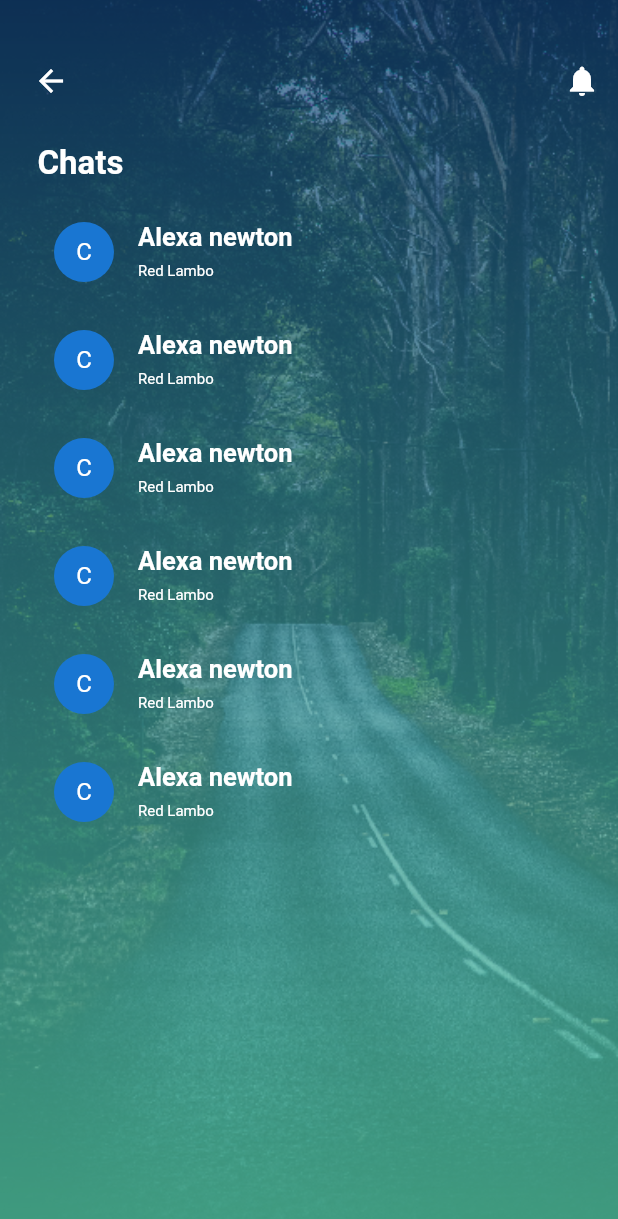
After one commit to srikanth7785/Infotact1, a Flutter app: the ChatScreen screen opened directly, on a phone screen of 412 x 824 dp. The commit adds this screen. Shown: the top 1219 px of the screen. Run offline on Flutter 3.47's test engine with Material 2 defaults, Android fonts, the phone set to English and light mode, and no system bars; our stand-ins replace geolocator, google_maps_flutter; missing offline and left inert: google_map_polyline, permission.

Commit message:
First Task

```diff
--- /dev/null
+++ b/lib/Screens/ChatScreen.dart
@@ -0,0 +1,97 @@
+import 'package:flutter/material.dart';
+
+class ChatScreen extends StatefulWidget {
+  @override
+  _ChatScreenState createState() => _ChatScreenState();
+}
+
+class _ChatScreenState extends State<ChatScreen> {
+  @override
+  Widget build(BuildContext context) {
+    Size size = MediaQuery.of(context).size;
+    return Scaffold(
+      body: Container(
+        width: size.width,
+        height: size.height,
+        decoration: BoxDecoration(
+          image: DecorationImage(
+            image: AssetImage("assets/6.png"),
+            fit: BoxFit.cover,
+          ),
+        ),
+        child: ListView(
+          children: <Widget>[
+            Row(
+              mainAxisAlignment: MainAxisAlignment.spaceBetween,
+              children: <Widget>[
+                Padding(
+                  padding: const EdgeInsets.only(top: 30.0, left: 10.0),
+                  child: Align(
+                    alignment: Alignment.topLeft,
+                    child: IconButton(
+                      icon: Icon(
+                        Icons.arrow_back,
+                        color: Colors.white,
+                      ),
+                      onPressed: () {
+                        Navigator.pop(context);
+                      },
+                    ),
+                  ),
+                ),
+                Padding(
+                  padding: const EdgeInsets.only(
+                    top: 30.0,
+                  ),
+                  child: Align(
+                    alignment: Alignment.topLeft,
+                    child: IconButton(
+                      icon: Icon(
+                        Icons.notifications,
+                        color: Colors.white,
+                      ),
+                      onPressed: () {
+                        Navigator.pop(context);
+                      },
+                    ),
+                  ),
+                ),
+              ],
+            ),
+
+            Padding(
+              padding: const EdgeInsets.only(top: 18.0, left: 25.0),
+              child: Text("Chats",style: TextStyle(color: Colors.white, fontSize: 22.0, fontWeight: FontWeight.bold),),
+            ),
+            SizedBox(height:10),
+            Padding(
+              padding: const EdgeInsets.only(left: 20.0),
+              child: ListTile(
+                leading: CircleAvatar(child: Text("C"),),
+                title: Text("Alexa newton",style: TextStyle(color: Colors.white, fontSize: 17.0, fontWeight: FontWeight.bold),),
+                subtitle: Text("Red Lambo",style: TextStyle(color: Colors.white, fontSize: 10.0, fontWeight: FontWeight.normal),),
+              ),
+            ),
+            driverTile(),
+            driverTile(),
+            driverTile(),
+            driverTile(),
+            driverTile(),
+          ],
+        ),
+      ),
+    );
+  }
+
+  driverTile(){
+    return Padding(
+      padding: const EdgeInsets.only(left: 20.0),
+      child: ListTile(
+        leading: CircleAvatar(child: Text("C"),),
+        title: Text("Alexa newton",style: TextStyle(color: Colors.white, fontSize: 17.0, fontWeight: FontWeight.bold),),
+        subtitle: Text("Red Lambo",style: TextStyle(color: Colors.white, fontSize: 10.0, fontWeight: FontWeight.normal),),
+      ),
+    );
+  }
+
+}
--- a/lib/Screens/home.dart
+++ b/lib/Screens/home.dart
@@ -1,4 +1,5 @@
 import 'package:flutter/material.dart';
+import 'package:sample_project/Screens/ChatScreen.dart';
 import 'package:sample_project/Screens/map.dart';
 
 import 'SelectCat.dart';
@@ -19,6 +20,11 @@ class _HomeState extends State<Home> {
 
     return Scaffold(
         bottomNavigationBar: CurvedNavigationBar(
+          onTap: (i){
+            print(i);
+            if(i == 0)
+              Navigator.push(context, MaterialPageRoute(builder: (context) => ChatScreen()));
+          },
                           // color: const Color(0xff01346C),
           gradient: LinearGradient(
           begin: Alignment.centerLeft,
```
Also changed, not shown: 6 other files.
